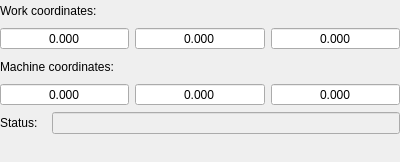
The window that src/candle/form_partial/main/partmainstate.ui (bodyhey/Candle3) describes before a commit, drawn with Qt 5.
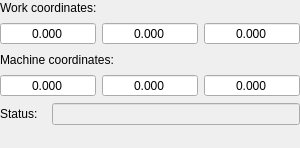
The same window after the commit.

```diff
--- a/src/candle/form_partial/main/partmainstate.ui
+++ b/src/candle/form_partial/main/partmainstate.ui
@@ -6,8 +6,8 @@
    <rect>
     <x>0</x>
     <y>0</y>
-    <width>400</width>
-    <height>162</height>
+    <width>300</width>
+    <height>148</height>
    </rect>
   </property>
   <property name="sizePolicy">
@@ -16,6 +16,18 @@
     <verstretch>0</verstretch>
    </sizepolicy>
   </property>
+  <property name="minimumSize">
+   <size>
+    <width>0</width>
+    <height>148</height>
+   </size>
+  </property>
+  <property name="maximumSize">
+   <size>
+    <width>16777215</width>
+    <height>148</height>
+   </size>
+  </property>
   <property name="windowTitle">
    <string>Form</string>
   </property>
```
Left out of the diff: 30 changed lines with no effect on the pictures.
